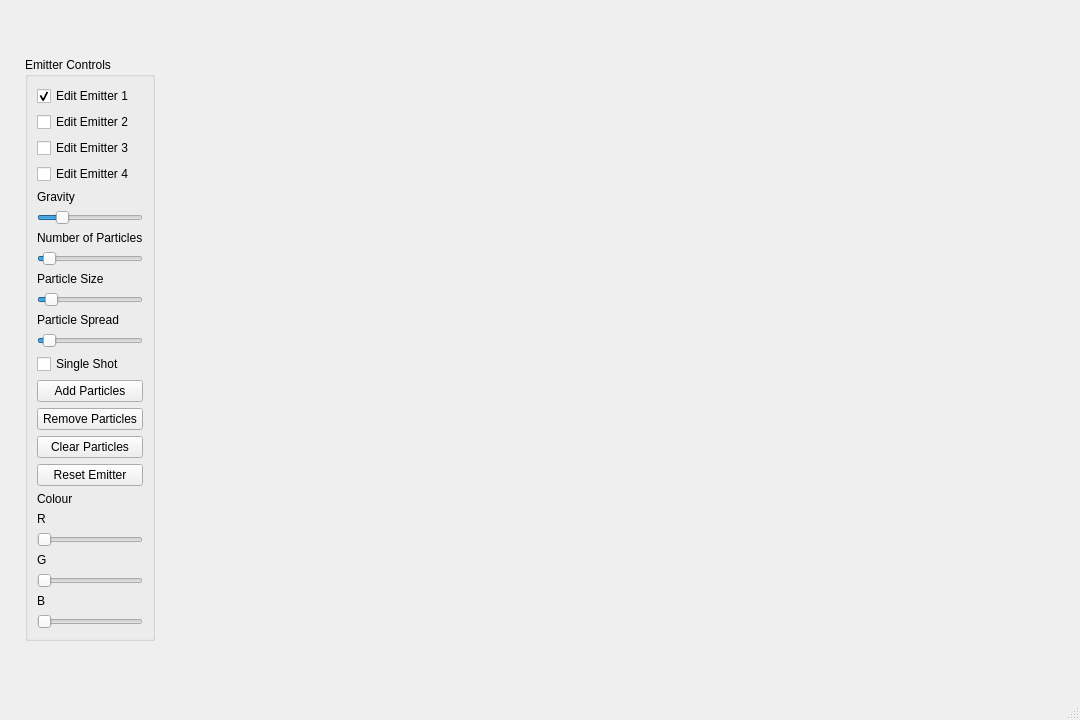
Old version of the form ParticleSystem_GUI/ui/MainWindow.ui in the repository NCCA/computingforgraphicsandanimation2020-hellennholm.
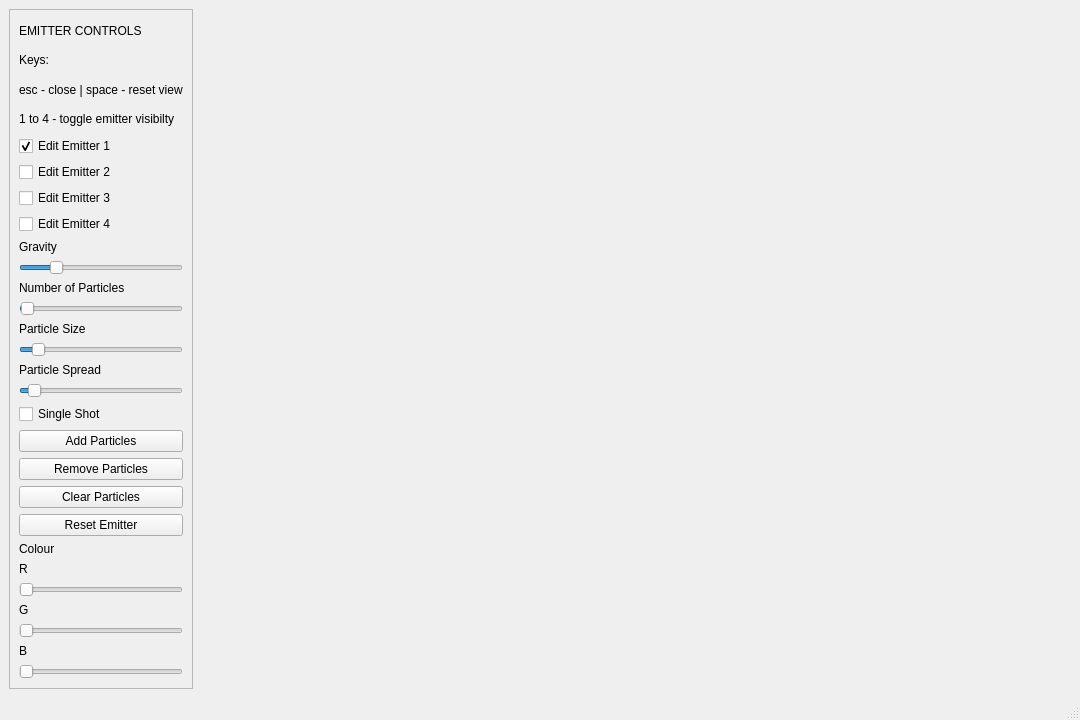
New version of the form.

```diff
--- a/ParticleSystem_GUI/ui/MainWindow.ui
+++ b/ParticleSystem_GUI/ui/MainWindow.ui
@@ -10,6 +10,12 @@
     <height>720</height>
    </rect>
   </property>
+  <property name="sizePolicy">
+   <sizepolicy hsizetype="Expanding" vsizetype="Maximum">
+    <horstretch>0</horstretch>
+    <verstretch>0</verstretch>
+   </sizepolicy>
+  </property>
   <property name="windowTitle">
    <string>Particle System GUI</string>
   </property>
@@ -21,18 +27,70 @@
   </property>
   <widget class="QWidget" name="centralwidget">
    <layout class="QGridLayout" name="gridLayout">
-    <item row="0" column="0">
-     <widget class="QGroupBox" name="groupBox">
+    <item row="0" column="0" rowspan="2">
+     <widget class="QScrollArea" name="scrollArea">
       <property name="sizePolicy">
-       <sizepolicy hsizetype="Fixed" vsizetype="Fixed">
+       <sizepolicy hsizetype="Fixed" vsizetype="Expanding">
         <horstretch>0</horstretch>
         <verstretch>0</verstretch>
        </sizepolicy>
       </property>
-      <property name="title">
-       <string>Emitter Controls</string>
+      <property name="frameShape">
+       <enum>QFrame::StyledPanel</enum>
       </property>
-      <layout class="QVBoxLayout" name="verticalLayout">
+      <property name="frameShadow">
+       <enum>QFrame::Sunken</enum>
+      </property>
+      <property name="verticalScrollBarPolicy">
+       <enum>Qt::ScrollBarAsNeeded</enum>
+      </property>
+      <property name="horizontalScrollBarPolicy">
+       <enum>Qt::ScrollBarAsNeeded</enum>
+      </property>
+      <property name="widgetResizable">
+       <bool>true</bool>
+      </property>
+      <property name="alignment">
+       <set>Qt::AlignLeading|Qt::AlignLeft|Qt::AlignTop</set>
+      </property>
+      <widget class="QWidget" name="scrollAreaWidgetContents_2">
+       <property name="geometry">
+        <rect>
+         <x>0</x>
+         <y>0</y>
+         <width>211</width>
+         <height>806</height>
+        </rect>
+       </property>
+       <layout class="QVBoxLayout" name="verticalLayout_2">
+        <item>
+         <widget class="QLabel" name="label_6">
+          <property name="text">
+           <string>EMITTER CONTROLS</string>
+          </property>
+         </widget>
+        </item>
+        <item>
+         <widget class="QLabel" name="label_4">
+          <property name="text">
+           <string>Keys:</string>
+          </property>
+         </widget>
+        </item>
+        <item>
+         <widget class="QLabel" name="label_5">
+          <property name="text">
+           <string>esc - close | space - reset view</string>
+          </property>
+         </widget>
+        </item>
+        <item>
+         <widget class="QLabel" name="label_7">
+          <property name="text">
+           <string>1 to 4 - toggle emitter visibilty </string>
+          </property>
+         </widget>
+        </item>
        <item>
         <widget class="QCheckBox" name="editEmitter1CheckBox">
          <property name="toolTip">
@@ -133,7 +191,7 @@
           <number>100000</number>
          </property>
          <property name="value">
-          <number>5000</number>
+           <number>1000</number>
          </property>
          <property name="orientation">
           <enum>Qt::Horizontal</enum>
@@ -371,18 +429,16 @@
        </item>
       </layout>
      </widget>
+     </widget>
     </item>
     <item row="0" column="1">
      <spacer name="horizontalSpacer">
       <property name="orientation">
        <enum>Qt::Horizontal</enum>
       </property>
-      <property name="sizeType">
-       <enum>QSizePolicy::Fixed</enum>
-      </property>
       <property name="sizeHint" stdset="0">
        <size>
-        <width>900</width>
+        <width>775</width>
         <height>20</height>
        </size>
       </property>
```
Left out of the diff: 2 changed lines with no effect on the pictures. Lines whose indentation alone changed are shown as unchanged.
